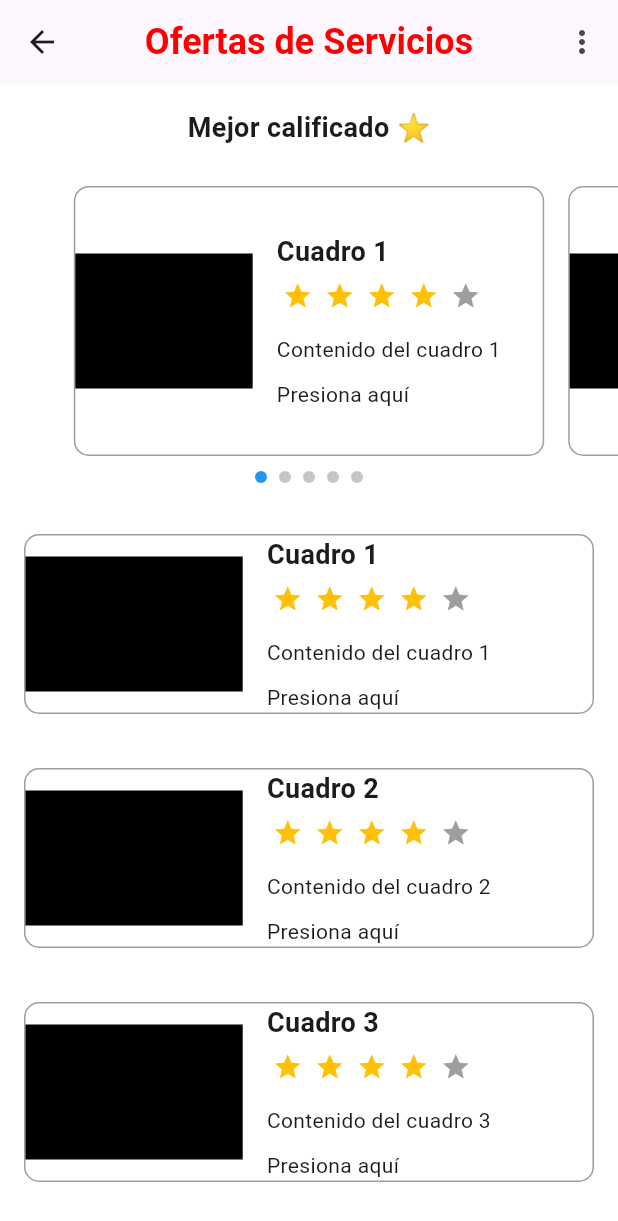
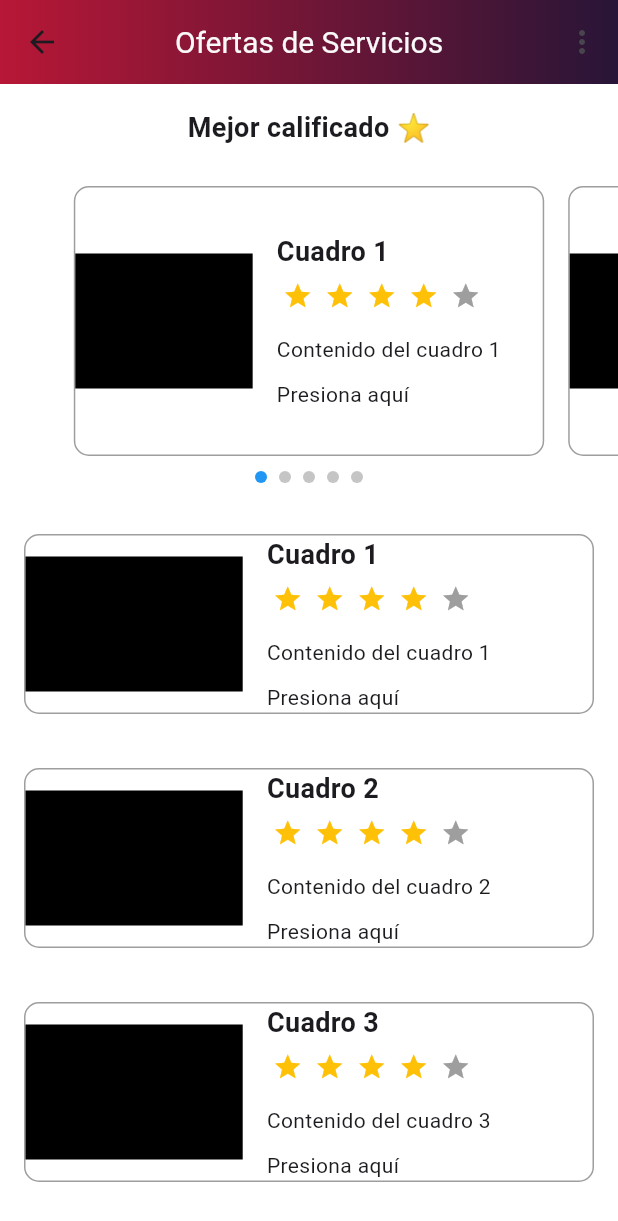
Before and after one commit to jordanlaguna/trabajorapid, a Flutter app: the HomePage screen opened directly, after a tap on "Presiona aquí", on a phone screen of 412 x 824 dp. Shown: the top 1221 px of the screen. Run offline on Flutter 3.47's test engine with Material 3 defaults, Android fonts, the light colour scheme and no system bars; drawn by our look-alikes of flutter_rating_bar; our stand-ins replace cloud_firestore, curved_navigation_bar, firebase_auth, firebase_core, google_sign_in; missing offline and left inert: flutter_login_facebook; accounts and stored records are empty; Roboto replaces fonts that are missing (Montserrat).

Commit message:
Desing details

```diff
--- a/lib/main.dart
+++ b/lib/main.dart
@@ -20,7 +20,7 @@ class MyApp extends StatelessWidget {
   @override
   Widget build(BuildContext context) {
     return MaterialApp(
-      title: 'TrabajoRapi',
+      title: 'TrabajosRapid',
       debugShowCheckedModeBanner: false,
       theme: ThemeData(
         fontFamily: ('Montserrat'),
--- a/lib/mainHome/moduleMain.dart
+++ b/lib/mainHome/moduleMain.dart
@@ -50,7 +50,7 @@ class _ModuleMainState extends State<ModuleMain> {
         drawer: const NavBar(),
         appBar: AppBar(
           title: const Text(
-            'Trabajo Rapid',
+            'Trabajos Rapid',
             style: TextStyle(
               fontSize: 20,
               fontFamily: 'Montserrat',
@@ -58,6 +58,7 @@ class _ModuleMainState extends State<ModuleMain> {
               color: Colors.white,
             ),
           ),
+          centerTitle: true,
           backgroundColor: Colors.transparent,
           flexibleSpace: Container(
             decoration: const BoxDecoration(
--- a/lib/pageMenuBottom/home.dart
+++ b/lib/pageMenuBottom/home.dart
@@ -9,12 +9,22 @@ class HomePage extends StatelessWidget {
     return Scaffold(
       backgroundColor: Colors.white,
       appBar: AppBar(
-        title: const Text(
-          'Ofertas de Servicios',
-          style: TextStyle(
-            fontSize: 24.0,
-            fontWeight: FontWeight.bold,
-            color: Color.fromARGB(255, 255, 0, 0),
+        title: ShaderMask(
+          shaderCallback: (Rect bounds) {
+            return const LinearGradient(
+              colors: [
+                Color(0xffB81736),
+                Color(0xff281537),
+              ],
+            ).createShader(bounds);
+          },
+          child: const Text(
+            'Ofertas de Servicios',
+            style: TextStyle(
+              fontSize: 24.0,
+              fontWeight: FontWeight.bold,
+              color: Colors.white, // Color del texto después del gradiente
+            ),
           ),
         ),
         centerTitle: true,
--- a/lib/pageMenuBottom/homeService/homeService.dart
+++ b/lib/pageMenuBottom/homeService/homeService.dart
@@ -48,9 +48,20 @@ class _HomePageServiceState extends State<HomePageService> {
         title: const Text(
           'Ofertas de Servicios',
           style: TextStyle(
-            fontSize: 24.0,
-            fontWeight: FontWeight.bold,
-            color: Color.fromARGB(255, 255, 0, 0),
+            fontSize: 20,
+            fontFamily: 'Montserrat',
+            fontWeight: FontWeight.w400,
+            color: Color.fromARGB(255, 249, 249, 249),
+          ),
+        ),
+        flexibleSpace: Container(
+          decoration: const BoxDecoration(
+            gradient: LinearGradient(
+              colors: [
+                Color(0xffB81736),
+                Color(0xff281537),
+              ],
+            ),
           ),
         ),
         centerTitle: true,
```
Also changed, not shown: lib/components/welcomeLogin/welcomePage.dart (+4 -4 lines), lib/pageMenuBottom/profileService/profileService.dart (+20 -1 lines), pubspec.lock.
